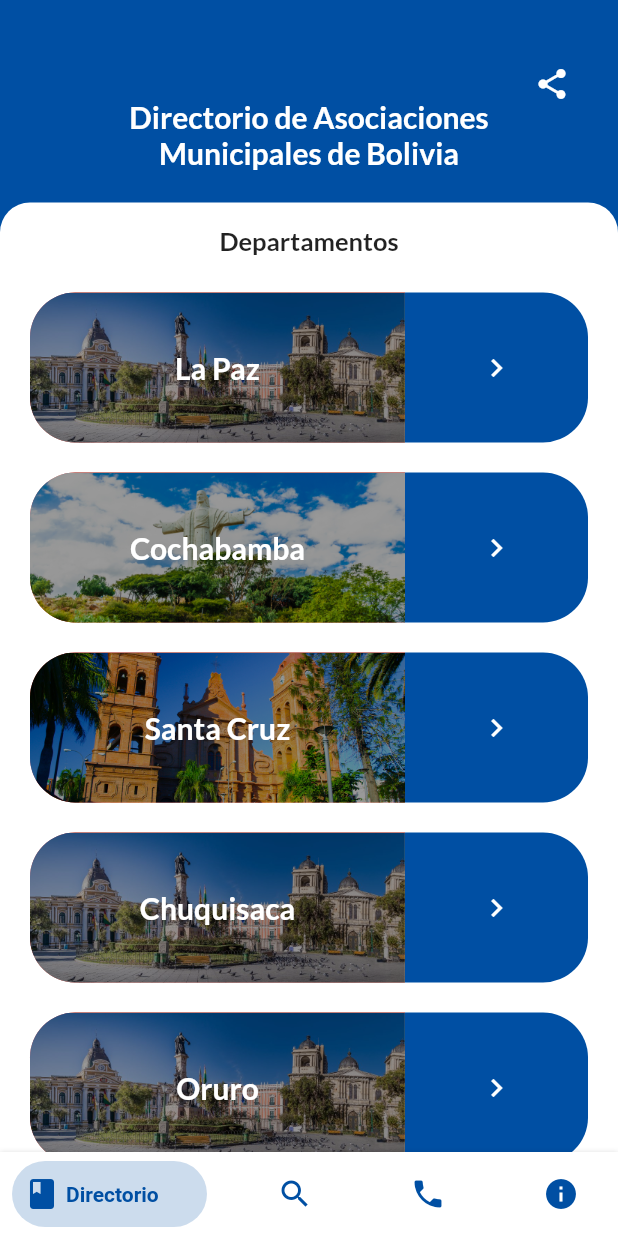
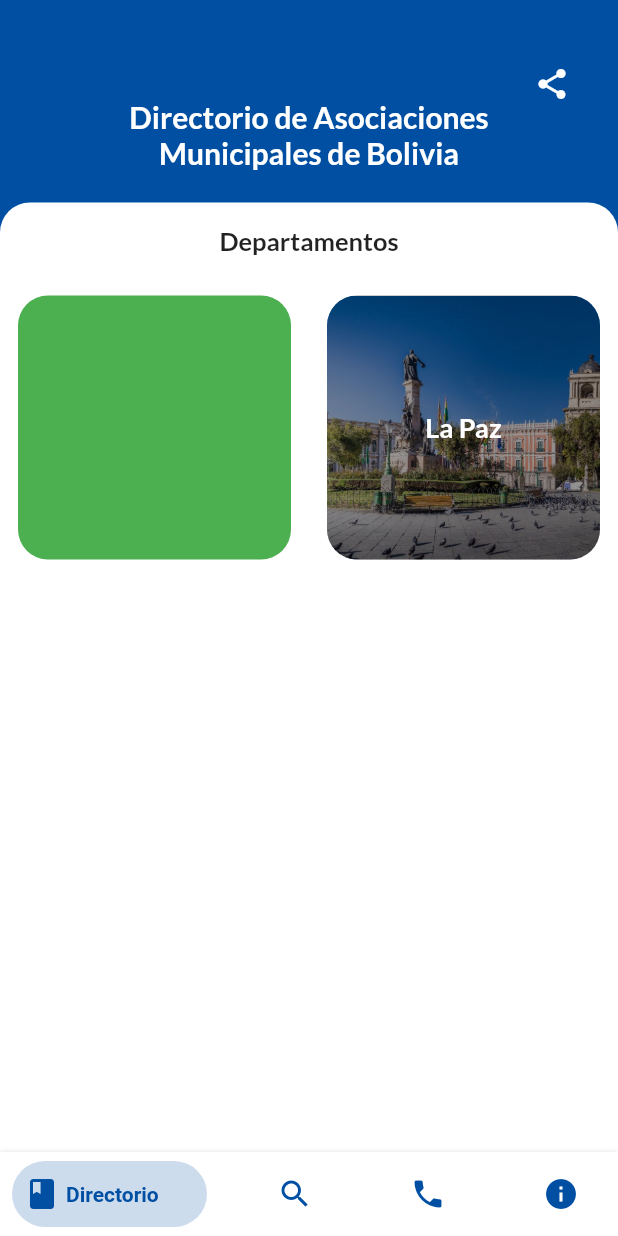
Before and after one commit to DarkAstaroth/FAM-Bolivia, a Flutter app: the screen it shows after launch, on a phone screen of 412 x 824 dp. Run offline on Flutter 3.47's test engine with Material 2 defaults, Android fonts, the phone set to English and light mode, and no system bars; drawn by our look-alikes of bottom_navy_bar; our stand-ins replace share.

Commit message:
mejorando el list view principal

```diff
--- a/lib/Pages/homeList.dart
+++ b/lib/Pages/homeList.dart
@@ -41,14 +41,7 @@ class HomeList extends StatelessWidget{
                       child: ListView(
                         children: <Widget>[
                           OptionHome("assets/images/lapaz.jpg","La Paz"),
-                          OptionHome("assets/images/cbba.png","Cochabamba"),
-                          OptionHome("assets/images/scz.png","Santa Cruz"),
-                          OptionHome("assets/images/lapaz.jpg","Chuquisaca"),
-                          OptionHome("assets/images/lapaz.jpg","Oruro"),
-                          OptionHome("assets/images/lapaz.jpg","Potosi"),
-                          OptionHome("assets/images/lapaz.jpg","Beni"),
-                          OptionHome("assets/images/lapaz.jpg","Pando"),
-                          OptionHome("assets/images/lapaz.jpg","Tarija"),
+
 
                         ],
                       ),
--- a/lib/Pages/optionHome.dart
+++ b/lib/Pages/optionHome.dart
@@ -4,88 +4,72 @@ class OptionHome extends StatelessWidget {
   final String imaPath;
   final String nomDep;
 
-  OptionHome(this.imaPath,this.nomDep);
+  OptionHome(this.imaPath, this.nomDep);
   @override
   Widget build(BuildContext context) {
-    return InkWell(
+    return Container(
+        color: Colors.white,
+        height: 200,
+        child: Row(
+          children: <Widget>[
+            Expanded(
+              flex: 1,
+              child: Padding(
+                  padding: EdgeInsets.all(12),
+                  child: InkWell(
                     onTap: () {
                       Scaffold.of(context).showSnackBar(SnackBar(
                         content: Text("1"),
                       ));
                     },
+                    child: Container(
+                      decoration: BoxDecoration(
+                          color: Colors.green,
+                          borderRadius: BorderRadius.all(Radius.circular(20))),
+                    ),
+                  )),
+            ),
+            Expanded(
               child: Padding(
-          padding: EdgeInsets.only(left: 10, right: 10),
-          child: Container(
-              margin: EdgeInsets.all(10),
-              height: 100,
-              width: 80,
-              decoration: BoxDecoration(
-
-                borderRadius: BorderRadius.all(Radius.circular(30)),
-              ),
-              child: Row(
+                  padding: EdgeInsets.all(12),
+                  child: InkWell(
+                    onTap: () {
+                      Scaffold.of(context).showSnackBar(SnackBar(
+                        content: Text("1"),
+                      ));
+                    },
+                    child: Stack(
                       children: <Widget>[
                         Container(
-                    height: 100,
-                    width: 250,
                           decoration: BoxDecoration(
-                      color: Colors.red,
+                              borderRadius:
+                                  BorderRadius.all(Radius.circular(20)),
                               image: DecorationImage(
-                          image: AssetImage(imaPath), fit: BoxFit.cover),
-                          borderRadius: BorderRadius.only(
-                            topLeft: Radius.circular(30),
-                            bottomLeft: Radius.circular(30)
+                                  image: AssetImage("assets/images/lapaz.jpg"),
+                                  fit: BoxFit.cover)),
                         ),
-                    ),
-                    child: Stack(
-                      children: <Widget>[
                         Opacity(
                           opacity: 0.4,
                           child: Container(
-                            height: 100,
-                            width: 250,
                               decoration: BoxDecoration(
                                   color: Colors.black,
-                              borderRadius: BorderRadius.only(
-                                topLeft: Radius.circular(30),
-                                bottomLeft: Radius.circular(30)
-                              )
-                            ),
-                          ),
+                                  borderRadius:
+                                      BorderRadius.all(Radius.circular(20)))),
                         ),
                         Center(
                           child: Text(
-                        nomDep,
+                            "La Paz",
                             style: TextStyle(
-                          color: Colors.white,
+                                fontSize: 18,
                                 fontFamily: "LatoBold",
-                          fontSize: 20
-                        ),
-                      ),
-                    ),
-                      ],
-                    )
-                  ),
-                  Expanded(
-                    child: Container(
-
-                      decoration: BoxDecoration(
-                        color: Color(0xff004fa3),
-                         borderRadius: BorderRadius.only(
-                            topRight: Radius.circular(30),
-                            bottomRight: Radius.circular(30)
-                          )
-                      ),
-                      child: Center(
-                        child: Icon(
-                          Icons.chevron_right,
-                          color: Color(0xffffffff),
-                          ),
-                      ),
+                                color: Colors.white),
                           ),
                         )
                       ],
+                    ),
                   )),
+            )
+          ],
         ));
   }
 }
```
Lines whose indentation alone changed are shown as unchanged.
